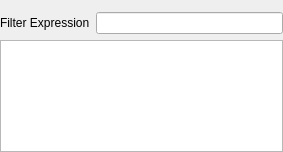
The window that copasi/UI/CQEFMListWidget.ui (copasi/COPASI) describes before a commit, drawn with Qt 5.
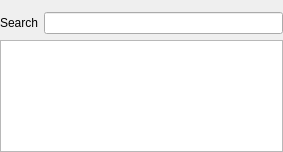
The same window after the commit.

Diff of the .ui file:
```diff
--- a/copasi/UI/CQEFMListWidget.ui
+++ b/copasi/UI/CQEFMListWidget.ui
@@ -43,7 +43,7 @@
    <item row="0" column="0">
     <widget class="QLabel" name="mpLblFilter">
      <property name="text">
-      <string>Filter Expression</string>
+      <string>Search</string>
      </property>
     </widget>
    </item>
```
Left out of the diff: 17 changed lines with no effect on the pictures.
